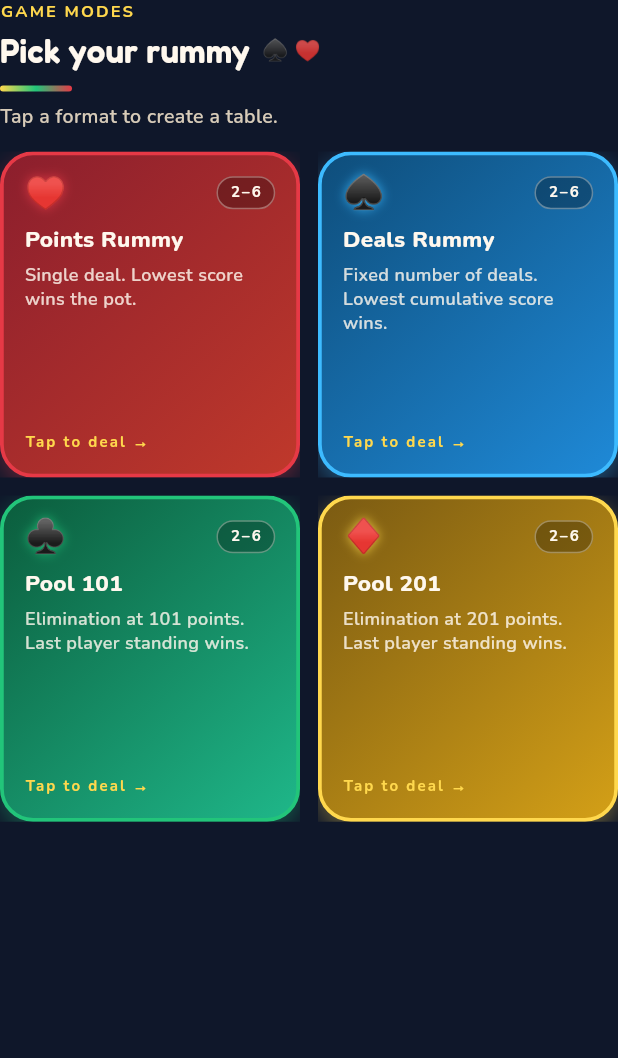
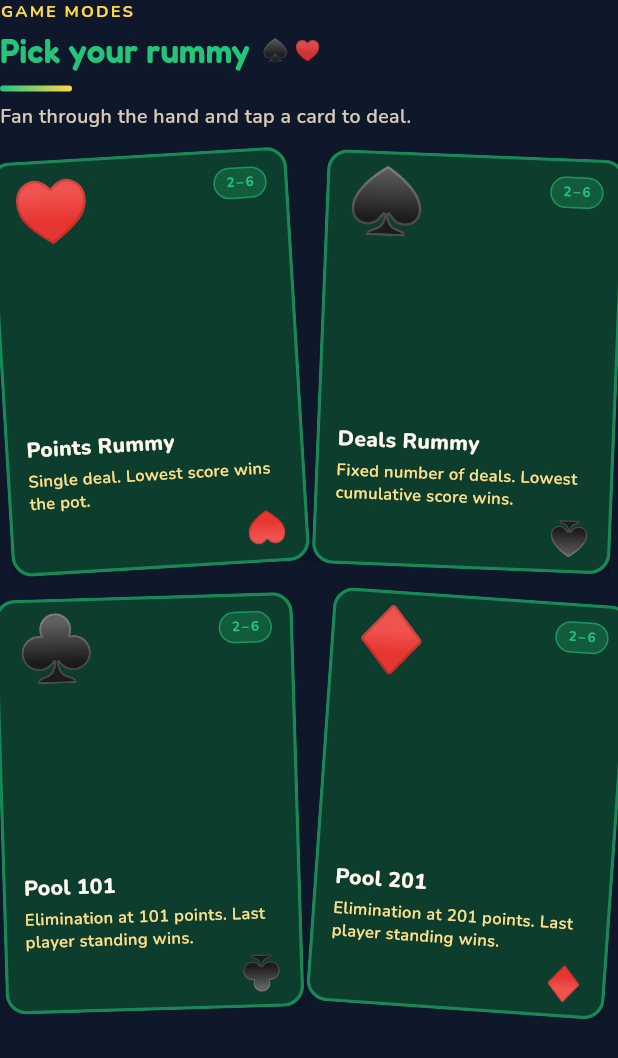
Before and after one commit to eswarbudda/trust-rummy, a Flutter app: the GameVariantsSection widget shown alone on an empty page, opened directly, on a phone screen of 412 x 824 dp. Shown: the top 1058 px of the screen. Run offline on Flutter 3.47's test engine with Material 3 defaults, Android fonts, the phone set to English and light mode, and no system bars; our stand-ins replace flutter_secure_storage, google_fonts; accounts and stored records are empty.

Commit message:
Polish lobby visuals: maroon chips, dark-green mode cards, and table art.
Refine lobby palette/layout and refresh the hostess background with centered coins and red/black cards.

Co-authored-by: Cursor <cursoragent@cursor.com>

```diff
--- a/frontend/lib/config/ui_config.dart
+++ b/frontend/lib/config/ui_config.dart
@@ -37,7 +37,7 @@ class UiConfig {
   /// Dark scrim over the lobby image so cards/CTAs stay readable (0–100).
   static const int lobbyScrimPercent = int.fromEnvironment(
     'LOBBY_SCRIM_PERCENT',
-    defaultValue: 42,
+    defaultValue: 28,
   );
 
   // ---- Game board ----
--- a/frontend/lib/screens/waiting_room_screen.dart
+++ b/frontend/lib/screens/waiting_room_screen.dart
@@ -272,7 +272,7 @@ class _WaitingRoomScreenState extends State<WaitingRoomScreen> {
                   children: [
                     Text(
                       LobbyVariants.labelFor(room?.gameVariant),
-                      style: LobbyText.brand(size: 30),
+                      style: LobbyText.brand(size: 30, color: LobbyColors.cream),
                     ),
                     const SizedBox(height: 8),
                     Text(
--- a/frontend/lib/theme/lobby_theme.dart
+++ b/frontend/lib/theme/lobby_theme.dart
@@ -17,6 +17,22 @@ class LobbyColors {
   static const Color openBlue = Color(0xFF3DBBFF);
   static const Color jokerOrange = Color(0xFFFF8A3D);
   static const Color wildPink = Color(0xFFFF5CA8);
+  static const Color chipMaroon = Color(0xFF8B1A3A);
+  static const Color chipMaroonDeep = Color(0xFF5C0F26);
+  static const Color suitRed = Color(0xFFD32F2F);
+  static const Color suitBlack = Color(0xFF1A1A1A);
+  /// Hero title ("Hit the tables")
+  static const Color heroTitle = Color(0xFFFFD84D);
+  /// Brand / accent green — same as "TRUST RUMMY" label
+  static const Color brandGreen = feltBright;
+  /// Dark green fill for Pick-your-rummy game-mode cards
+  static const Color gameCardGreen = Color(0xFF0D3D2C);
+  /// Section titles ("Quick actions", "Pick your rummy", …)
+  static const Color sectionTitle = brandGreen;
+  /// Rule blurbs on game-mode cards (warm gold on dark green)
+  static const Color gameRuleText = Color(0xFFFFE08A);
+  /// Primary label text on dark green game cards
+  static const Color gameCardLabel = Color(0xFFFFF8EE);
 
   // Aliases used by existing widgets
   static const Color gold = chipYellow;
@@ -24,6 +40,9 @@ class LobbyColors {
   static const Color teal = openBlue;
   static const Color coral = cardRed;
   static const Color sapphire = openBlue;
+  static const Color plum = chipMaroon;
+  static const Color chipPurple = chipMaroon;
+  static const Color chipPurpleDeep = chipMaroonDeep;
 
   static const LinearGradient pageFallback = LinearGradient(
     begin: Alignment.topLeft,
@@ -35,10 +54,16 @@ class LobbyColors {
     begin: Alignment.topCenter,
     end: Alignment.bottomCenter,
     colors: [
-      Color(0x5522C57A),
-      Color(0x44148F5A),
-      Color(0x66E63946),
+      Color(0x2222C57A),
+      Color(0x18148F5A),
+      Color(0x332A1014),
     ],
+  );
+
+  static const LinearGradient quickActionMaroon = LinearGradient(
+    begin: Alignment.topLeft,
+    end: Alignment.bottomRight,
+    colors: [chipMaroon, chipMaroonDeep],
   );
 
   static Color accentForVariant(String value) {
@@ -70,6 +95,9 @@ class LobbyColors {
         return '★';
     }
   }
+
+  /// Suit symbols for game-mode tiles — shared maroon.
+  static Color suitColorForVariant(String value) => chipMaroon;
 }
 
 class LobbyText {
@@ -80,14 +108,14 @@ class LobbyText {
         fontWeight: FontWeight.w700,
         letterSpacing: 0.2,
         height: 1.05,
-        color: color ?? LobbyColors.cream,
+        color: color ?? LobbyColors.heroTitle,
       );
 
   static TextStyle section({double size = 22, Color? color}) => GoogleFonts.fredoka(
         fontSize: size,
         fontWeight: FontWeight.w600,
         letterSpacing: 0.1,
-        color: color ?? LobbyColors.cream,
+        color: color ?? LobbyColors.sectionTitle,
       );
 
   static TextStyle label({double size = 12, Color? color, FontWeight weight = FontWeight.w700}) =>
@@ -181,7 +209,7 @@ class LobbySectionTitle extends StatelessWidget {
           children: [
             Text(title, style: LobbyText.section()),
             const SizedBox(width: 8),
-            Text('♠ ♥', style: LobbyText.body(size: 14, color: LobbyColors.cardRed.withValues(alpha: 0.85))),
+            Text('♠ ♥', style: LobbyText.body(size: 14, color: LobbyColors.brandGreen.withValues(alpha: 0.9))),
           ],
         ),
         Container(
@@ -190,7 +218,7 @@ class LobbySectionTitle extends StatelessWidget {
           width: 48,
           decoration: BoxDecoration(
             borderRadius: BorderRadius.circular(99),
-            gradient: const LinearGradient(colors: [LobbyColors.chipYellow, LobbyColors.feltBright, LobbyColors.cardRed]),
+            gradient: const LinearGradient(colors: [LobbyColors.brandGreen, LobbyColors.chipYellow]),
           ),
         ),
         if (subtitle != null) ...[
--- a/frontend/lib/widgets/common/screen_background.dart
+++ b/frontend/lib/widgets/common/screen_background.dart
@@ -20,7 +20,7 @@ class ScreenBackground extends StatelessWidget {
     this.alignment = Alignment.center,
   });
 
-  /// Lobby preset from [UiConfig].
+  /// Soften crop toward the left so most of the hostess body stays in frame.
   factory ScreenBackground.lobby({Key? key, required Widget child}) {
     return ScreenBackground(
       key: key,
@@ -30,6 +30,7 @@ class ScreenBackground extends StatelessWidget {
       scrimOpacity: UiConfig.lobbyScrimOpacity,
       fallback: const BoxDecoration(gradient: LobbyColors.pageFallback),
       brandTint: LobbyColors.brandTint,
+      alignment: const Alignment(-0.7, 0.15),
       child: child,
     );
   }
--- a/frontend/lib/widgets/lobby/game_variant_card.dart
+++ b/frontend/lib/widgets/lobby/game_variant_card.dart
@@ -1,121 +1,120 @@
+import 'dart:math' as math;
+
 import 'package:flutter/material.dart';
 
 import '../../lobby/lobby_models.dart';
 import '../../theme/lobby_theme.dart';
 
+/// Game modes as a fanned hand of playing-card tiles.
 class GameVariantCard extends StatelessWidget {
   const GameVariantCard({
     super.key,
     required this.entry,
     this.onTap,
+    this.tiltRadians = 0,
   });
 
   final ({String value, String label, String description, String players}) entry;
   final VoidCallback? onTap;
+  final double tiltRadians;
 
   @override
   Widget build(BuildContext context) {
-    final accent = LobbyColors.accentForVariant(entry.value);
     final suit = LobbyColors.suitForVariant(entry.value);
-    final fill = _fillForVariant(entry.value);
 
-    return Material(
+    final card = Transform.rotate(
+      angle: tiltRadians,
+      child: Material(
         color: Colors.transparent,
         child: InkWell(
           onTap: onTap,
-        borderRadius: BorderRadius.circular(22),
+          borderRadius: BorderRadius.circular(14),
           child: Ink(
             decoration: BoxDecoration(
-            borderRadius: BorderRadius.circular(22),
-            gradient: LinearGradient(
-              begin: Alignment.topLeft,
-              end: Alignment.bottomRight,
-              colors: fill,
-            ),
-            border: Border.all(color: accent, width: 2.5),
+              borderRadius: BorderRadius.circular(14),
+              color: LobbyColors.gameCardGreen,
+              border: Border.all(color: LobbyColors.brandGreen.withValues(alpha: 0.55), width: 2.2),
               boxShadow: [
                 BoxShadow(
-                color: accent.withValues(alpha: 0.35),
+                  color: Colors.black.withValues(alpha: 0.3),
                   blurRadius: 12,
-                offset: const Offset(0, 5),
+                  offset: const Offset(2, 6),
                 ),
               ],
             ),
             child: Padding(
-            padding: const EdgeInsets.all(14),
+              padding: const EdgeInsets.fromLTRB(12, 10, 12, 10),
               child: Column(
                 crossAxisAlignment: CrossAxisAlignment.start,
                 children: [
                   Row(
+                    crossAxisAlignment: CrossAxisAlignment.start,
                     children: [
                       Text(
                         suit,
-                      style: TextStyle(
-                        fontSize: 22,
-                        color: LobbyColors.cream,
-                        fontWeight: FontWeight.w700,
+                        style: const TextStyle(
+                          fontSize: 42,
+                          color: LobbyColors.chipMaroon,
+                          fontWeight: FontWeight.w800,
                           height: 1,
-                        shadows: [
-                          Shadow(color: accent.withValues(alpha: 0.8), blurRadius: 8),
-                        ],
                         ),
                       ),
                       const Spacer(),
                       Container(
-                      padding: const EdgeInsets.symmetric(horizontal: 8, vertical: 3),
+                        padding: const EdgeInsets.symmetric(horizontal: 7, vertical: 3),
                         decoration: BoxDecoration(
-                        color: Colors.black.withValues(alpha: 0.28),
+                          color: LobbyColors.brandGreen.withValues(alpha: 0.22),
                           borderRadius: BorderRadius.circular(99),
-                        border: Border.all(color: LobbyColors.cream.withValues(alpha: 0.35)),
+                          border: Border.all(color: LobbyColors.brandGreen.withValues(alpha: 0.55)),
                         ),
                         child: Text(
                           entry.players.replaceAll(' players', ''),
-                        style: LobbyText.label(size: 10, color: LobbyColors.cream),
+                          style: LobbyText.label(size: 9, color: LobbyColors.brandGreen),
                         ),
                       ),
                     ],
                   ),
-                const SizedBox(height: 10),
+                  const Spacer(),
                   Text(
                     entry.label,
-                  style: LobbyText.body(size: 15, weight: FontWeight.w800, color: LobbyColors.cream),
+                    style: LobbyText.body(size: 14, weight: FontWeight.w800, color: LobbyColors.gameCardLabel),
                   ),
-                const SizedBox(height: 6),
-                Expanded(
-                  child: Text(
+                  const SizedBox(height: 4),
+                  Text(
                     entry.description,
+                    maxLines: 3,
+                    overflow: TextOverflow.ellipsis,
                     style: LobbyText.body(
-                      size: 12,
-                      color: LobbyColors.cream.withValues(alpha: 0.82),
+                      size: 11,
+                      color: LobbyColors.gameRuleText,
                       weight: FontWeight.w600,
                     ),
                   ),
+                  const SizedBox(height: 6),
+                  Align(
+                    alignment: Alignment.bottomRight,
+                    child: Transform.rotate(
+                      angle: math.pi,
+                      child: Text(
+                        suit,
+                        style: const TextStyle(
+                          fontSize: 22,
+                          color: LobbyColors.chipMaroon,
+                          fontWeight: FontWeight.w800,
+                          height: 1,
                         ),
-                Text(
-                  'Tap to deal →',
-                  style: LobbyText.label(size: 10, color: LobbyColors.chipYellow),
+                      ),
+                    ),
                   ),
                 ],
               ),
             ),
           ),
         ),
+      ),
     );
-  }
 
-  List<Color> _fillForVariant(String value) {
-    switch (value) {
-      case 'POINTS':
-        return const [Color(0xFF8B1E2D), Color(0xFFC0392B)];
-      case 'DEALS':
-        return const [Color(0xFF0E4D7A), Color(0xFF1F8AD8)];
-      case 'POOL_101':
-        return const [Color(0xFF0B5C3C), Color(0xFF1FB88A)];
-      case 'POOL_201':
-        return const [Color(0xFF7A5A12), Color(0xFFD4A017)];
-      default:
-        return const [Color(0xFF123528), Color(0xFF2A6B4F)];
-    }
+    return AspectRatio(aspectRatio: 0.72, child: card);
   }
 }
 
@@ -123,6 +122,8 @@ class GameVariantsSection extends StatelessWidget {
   const GameVariantsSection({super.key, this.onSelectVariant});
 
   final void Function(String variant)? onSelectVariant;
+
+  static const _tilts = <double>[-0.06, 0.04, -0.03, 0.07];
 
   @override
   Widget build(BuildContext context) {
@@ -132,27 +133,31 @@ class GameVariantsSection extends StatelessWidget {
         const LobbySectionTitle(
           'Pick your rummy',
           eyebrow: 'Game modes',
-          subtitle: 'Tap a format to create a table.',
+          subtitle: 'Fan through the hand and tap a card to deal.',
         ),
-        const SizedBox(height: 14),
+        const SizedBox(height: 16),
         LayoutBuilder(
           builder: (context, constraints) {
             final wide = constraints.maxWidth >= 720;
             final crossAxisCount = wide ? 4 : 2;
-            return GridView.count(
-              crossAxisCount: crossAxisCount,
+            return GridView.builder(
+              itemCount: LobbyVariants.entries.length,
               shrinkWrap: true,
               physics: const NeverScrollableScrollPhysics(),
-              mainAxisSpacing: 12,
-              crossAxisSpacing: 12,
-              childAspectRatio: wide ? 1.05 : 0.92,
-              children: [
-                for (final e in LobbyVariants.entries)
-                  GameVariantCard(
+              gridDelegate: SliverGridDelegateWithFixedCrossAxisCount(
+                crossAxisCount: crossAxisCount,
+                mainAxisSpacing: 18,
+                crossAxisSpacing: 14,
+                childAspectRatio: 0.72,
+              ),
+              itemBuilder: (context, index) {
+                final e = LobbyVariants.entries[index];
+                return GameVariantCard(
                   entry: e,
+                  tiltRadians: _tilts[index % _tilts.length],
                   onTap: onSelectVariant == null ? null : () => onSelectVariant!(e.value),
-                  ),
-              ],
+                );
+              },
             );
           },
         ),
```
Also changed, not shown: frontend/lib/widgets/lobby/quick_actions_section.dart (+99 -81 lines), frontend/assets/images/lobby_bg.png. Lines whose indentation alone changed are shown as unchanged.
